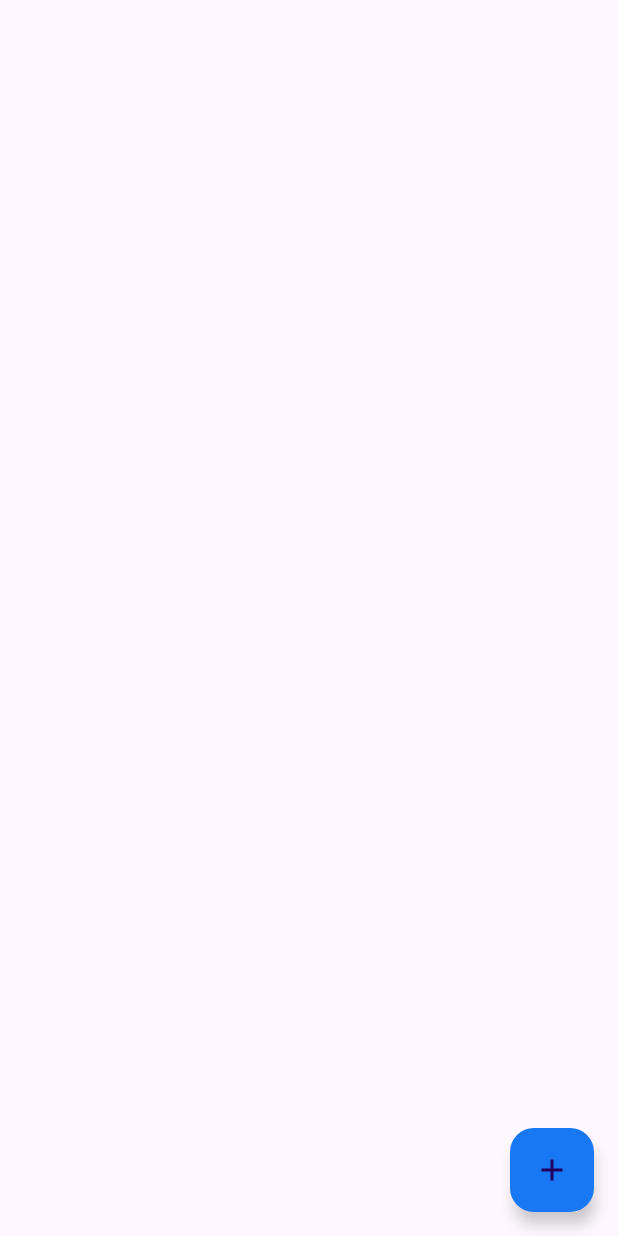
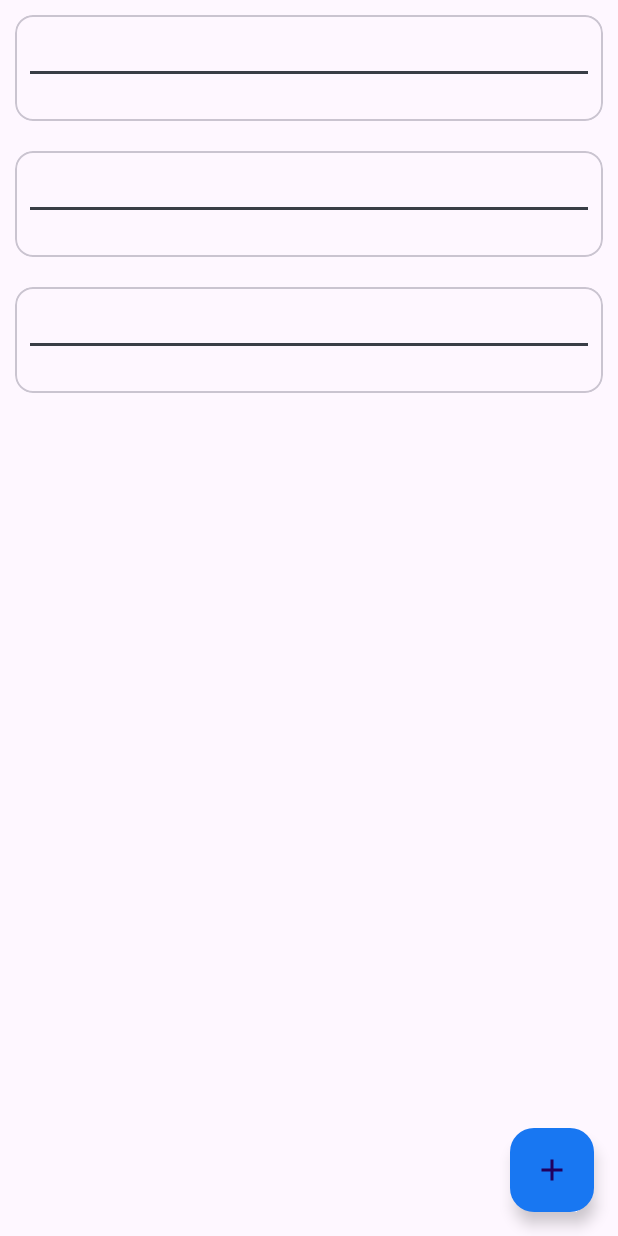
Before and after one commit to shushilgautam/Kotlin-Projects, an Android app: the layout activity_home.xml on its own in the app's theme, with its tools: preview values and no code run, on a phone screen of 412 x 824 dp. Run offline under Robolectric (Android 15) with nearby library versions, the phone set to English and light mode, and no system bars.

Commit message:
Recycler View Completed

```diff
--- a/NotesAppWithFirebase/app/src/main/AndroidManifest.xml
+++ b/NotesAppWithFirebase/app/src/main/AndroidManifest.xml
@@ -16,13 +16,13 @@
             android:name=".MainActivity"
             android:exported="false" />
         <activity
-            android:name=".HomeActivity"
+            android:name=".AddNote"
             android:exported="false" />
         <activity
             android:name=".RegistrationActivity"
             android:exported="false" />
         <activity
-            android:name=".AddNote"
+            android:name=".HomeActivity"
             android:exported="true">
             <intent-filter>
                 <action android:name="android.intent.action.MAIN" />
--- a/NotesAppWithFirebase/app/src/main/res/layout/activity_home.xml
+++ b/NotesAppWithFirebase/app/src/main/res/layout/activity_home.xml
@@ -27,5 +27,6 @@
         app:layout_constraintHorizontal_bias="0.0"
         app:layout_constraintStart_toStartOf="parent"
         app:layout_constraintTop_toTopOf="parent"
-        app:layout_constraintVertical_bias="0.0" />
+        app:layout_constraintVertical_bias="0.0"
+        tools:listitem="@layout/card_layout"/>
 </androidx.constraintlayout.widget.ConstraintLayout>
--- /dev/null
+++ b/NotesAppWithFirebase/app/src/main/res/layout/card_layout.xml
@@ -0,0 +1,37 @@
+<?xml version="1.0" encoding="utf-8"?>
+<com.google.android.material.card.MaterialCardView xmlns:android="http://schemas.android.com/apk/res/android"
+    android:layout_width="match_parent"
+    android:layout_height="wrap_content"
+    android:layout_margin="10dp"
+    xmlns:app="http://schemas.android.com/apk/res-auto"
+    android:orientation="vertical">
+    <LinearLayout
+        android:layout_width="match_parent"
+        android:layout_height="wrap_content"
+        app:cardCornerRadius="20dp"
+        android:orientation="vertical"
+        android:layout_margin="10dp"
+        app:cardElevation="5dp">
+        <TextView
+            android:layout_width="match_parent"
+            android:layout_height="wrap_content"
+            android:textSize="20dp"
+            android:textColor="@color/black"
+            android:textStyle="bold"
+            android:id="@+id/title"
+            />
+        <LinearLayout
+            android:layout_width="match_parent"
+            android:layout_height="2dp"
+            android:background="@color/grey"/>
+        <TextView
+            android:layout_width="match_parent"
+            android:layout_height="wrap_content"
+            android:textSize="15dp"
+            android:textColor="@color/black"
+            android:textStyle="italic"
+            android:id="@+id/note"
+            />
+    </LinearLayout>
+
+</com.google.android.material.card.MaterialCardView>
```
Also changed, not shown: NotesAppWithFirebase/app/src/main/java/com/example/notesappwithfirebase/DataModel.kt (added, +7 -0 lines), NotesAppWithFirebase/app/src/main/java/com/example/notesappwithfirebase/HomeActivity.kt (+27 -0 lines), NotesAppWithFirebase/app/src/main/java/com/example/notesappwithfirebase/MyCustomAdapter.kt (added, +32 -0 lines).
